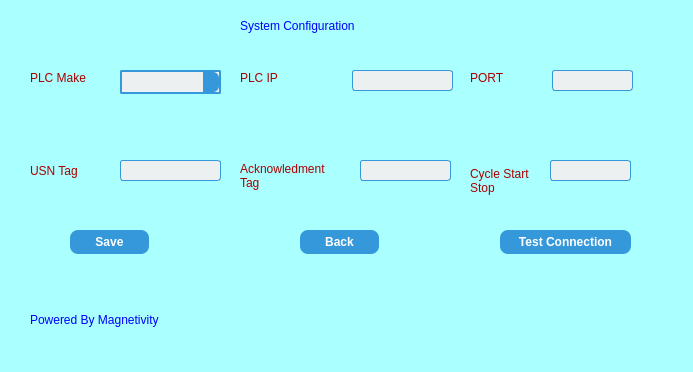
Old version of the form configuration.ui in the repository jayantsatkar/BoosterPressingVideoCapture.
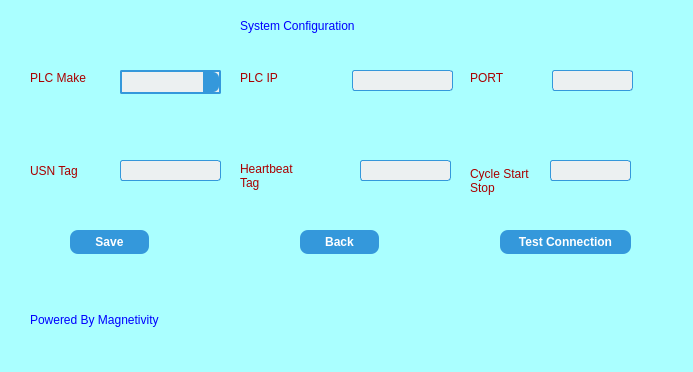
New version of the form. Icons and pictures are not drawn.

Diff of the .ui file:
```diff
--- a/configuration.ui
+++ b/configuration.ui
@@ -283,7 +283,7 @@
 font: 11pt &quot;Segoe UI&quot;;</string>
     </property>
     <property name="text">
-     <string>Acknowledment 
+     <string>Heartbeat 
 Tag</string>
     </property>
    </widget>
```
